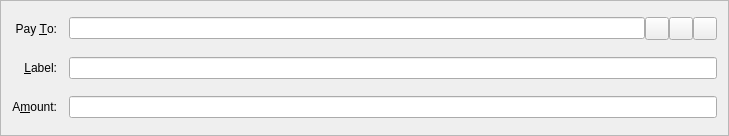
andarazoroflove/geocoin, file src/qt/forms/sendcoinsentry.ui: the form before one commit.
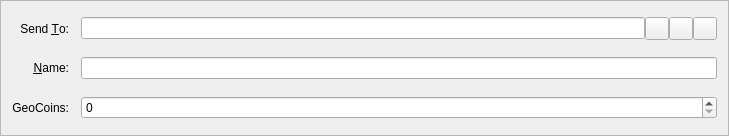
The form after the commit. Icons and pictures are not drawn. Custom widgets are drawn as their Qt base class.

Patch:
```diff
--- a/src/qt/forms/sendcoinsentry.ui
+++ b/src/qt/forms/sendcoinsentry.ui
@@ -26,7 +26,7 @@
    <item row="5" column="0">
     <widget class="QLabel" name="label">
      <property name="text">
-      <string>A&amp;mount:</string>
+      <string>GeoCoins:</string>
      </property>
      <property name="alignment">
       <set>Qt::AlignRight|Qt::AlignTrailing|Qt::AlignVCenter</set>
@@ -39,7 +39,7 @@
    <item row="3" column="0">
     <widget class="QLabel" name="label_2">
      <property name="text">
-      <string>Pay &amp;To:</string>
+      <string>Send &amp;To:</string>
      </property>
      <property name="alignment">
       <set>Qt::AlignRight|Qt::AlignTrailing|Qt::AlignVCenter</set>
@@ -72,7 +72,7 @@
    <item row="4" column="0">
     <widget class="QLabel" name="label_4">
      <property name="text">
-      <string>&amp;Label:</string>
+      <string>&amp;Name:</string>
      </property>
      <property name="alignment">
       <set>Qt::AlignRight|Qt::AlignTrailing|Qt::AlignVCenter</set>
@@ -152,7 +152,7 @@
  <customwidgets>
   <customwidget>
    <class>BitcoinAmountField</class>
-   <extends>QLineEdit</extends>
+   <extends>QSpinBox</extends>
    <header>bitcoinamountfield.h</header>
    <container>1</container>
   </customwidget>
```
